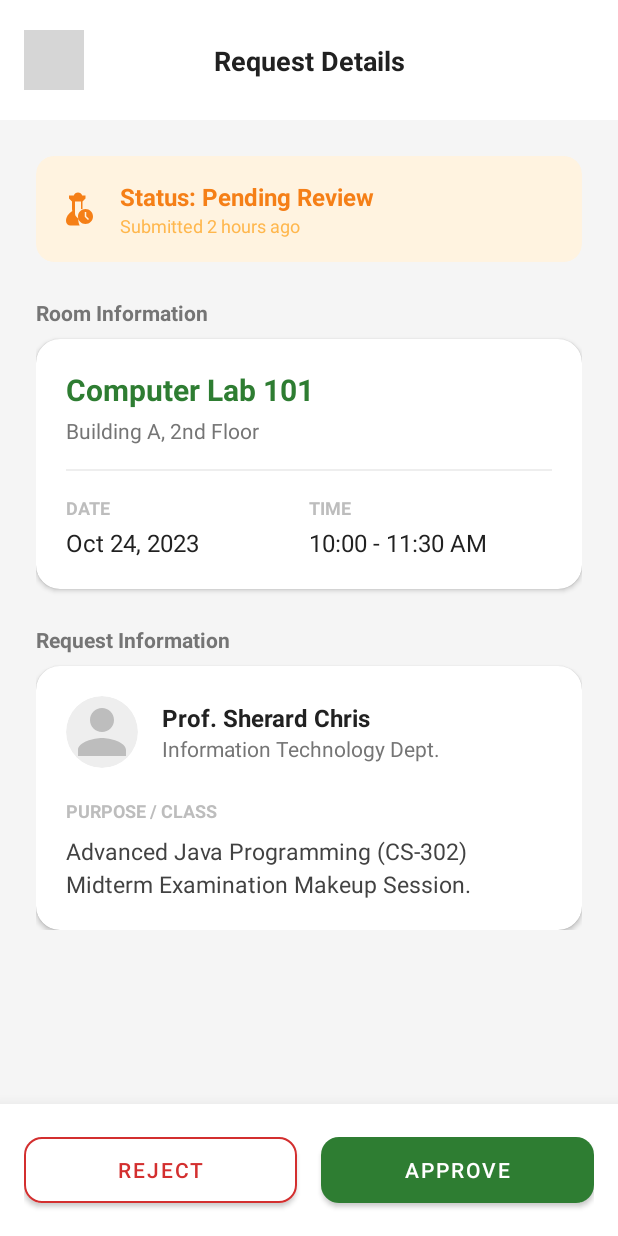
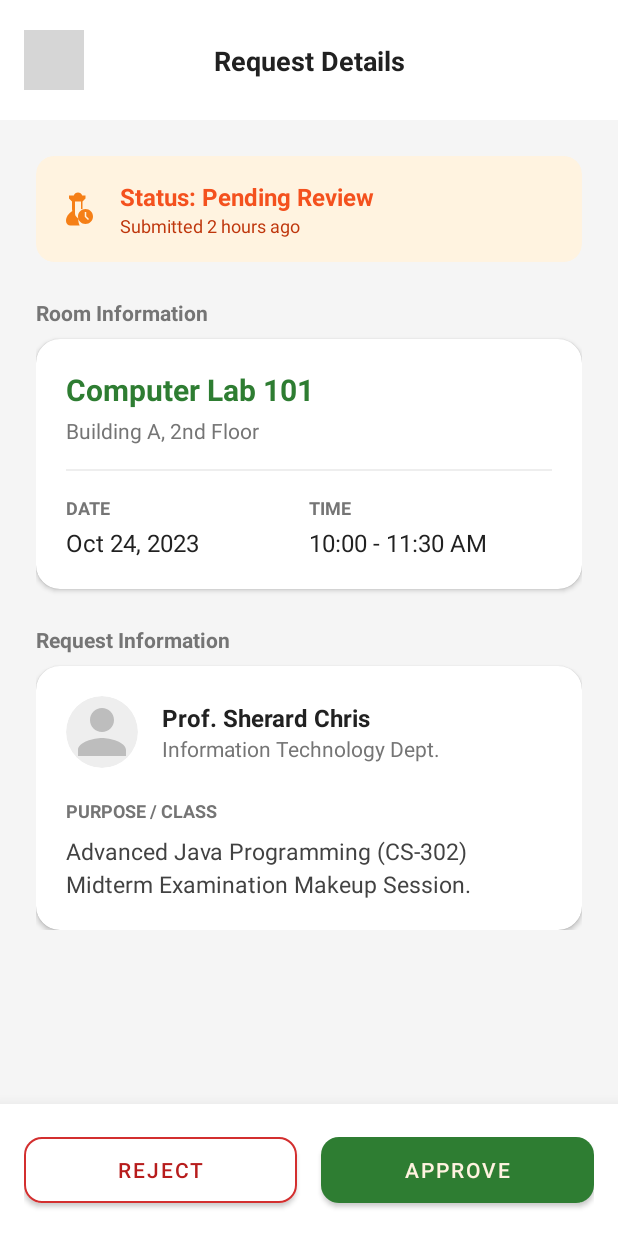
Before and after one commit to Rhaiza-Alberto/Scheduling_System, an Android app built with Jetpack Compose: the layout activity_request_details.xml on its own in the app's theme, with its tools: preview values and no code run, on a phone screen of 412 x 824 dp. Run offline under Robolectric (Android 15) with nearby library versions, the phone set to English and light mode, and no system bars; grey boxes are pictures that could not be loaded.

Commit message:
reqdetails(fixed)

```diff
--- a/app/src/main/res/layout/activity_request_details.xml
+++ b/app/src/main/res/layout/activity_request_details.xml
@@ -5,11 +5,9 @@
     xmlns:tools="http://schemas.android.com/tools"
     android:layout_width="match_parent"
     android:layout_height="match_parent"
-    android:background="#F5F5F5">
+    android:background="#F5F5F5"
+    android:theme="@style/Theme.RoomBooking">
 
-    <!-- ============================== -->
-    <!-- HEADER                         -->
-    <!-- ============================== -->
     <View
         android:id="@+id/header"
         android:layout_width="match_parent"
@@ -23,6 +21,7 @@
         android:layout_height="40dp"
         android:layout_marginStart="16dp"
         android:background="?attr/selectableItemBackgroundBorderless"
+        android:contentDescription="@string/todo"
         android:padding="8dp"
         android:src="@drawable/ic_arrow_back"
         app:tint="#212121"
@@ -33,7 +32,7 @@
     <TextView
         android:layout_width="wrap_content"
         android:layout_height="wrap_content"
-        android:text="Request Details"
+        android:text="@string/request_details"
         android:textColor="#212121"
         android:textSize="18sp"
         android:textStyle="bold"
@@ -54,8 +53,6 @@
             android:orientation="vertical"
             android:padding="24dp">
 
-            <!-- STATUS BANNER -->
-            <!-- Change background color based on status: Orange=Pending, Green=Approved -->
             <androidx.cardview.widget.CardView
                 android:layout_width="match_parent"
                 android:layout_height="wrap_content"
@@ -74,10 +71,10 @@
                     <ImageView
                         android:layout_width="24dp"
                         android:layout_height="24dp"
+                        android:contentDescription="@string/todo"
                         android:src="@drawable/ic_pending_actions"
-                        app:tint="#F57F17" />
-                    <!-- Use ic_check_circle for Approved -->
-
+                        app:tint="#F57F17"
+                        tools:ignore="ImageContrastCheck" />
                     <LinearLayout
                         android:layout_width="wrap_content"
                         android:layout_height="wrap_content"
@@ -87,27 +84,26 @@
                         <TextView
                             android:layout_width="wrap_content"
                             android:layout_height="wrap_content"
-                            android:text="Status: Pending Review"
-                            android:textColor="#F57F17"
-                            android:textStyle="bold"
-                            android:textSize="16sp"/>
+                            android:text="@string/status_pending_review"
+                            android:textColor="#F4511E"
+                            android:textSize="16sp"
+                            android:textStyle="bold" />
 
                         <TextView
                             android:layout_width="wrap_content"
                             android:layout_height="wrap_content"
-                            android:text="Submitted 2 hours ago"
-                            android:textColor="#FFB74D"
-                            android:textSize="12sp"/>
+                            android:text="@string/submitted_2_hours_ago"
+                            android:textColor="#BF360C"
+                            android:textSize="12sp" />
                     </LinearLayout>
                 </LinearLayout>
             </androidx.cardview.widget.CardView>
 
-            <!-- ROOM DETAILS CARD -->
             <TextView
                 android:layout_width="wrap_content"
                 android:layout_height="wrap_content"
                 android:layout_marginBottom="8dp"
-                android:text="Room Information"
+                android:text="@string/room_information"
                 android:textColor="#757575"
                 android:textSize="14sp"
                 android:textStyle="bold" />
@@ -123,6 +119,7 @@
                 <LinearLayout
                     android:layout_width="match_parent"
                     android:layout_height="wrap_content"
+                    android:baselineAligned="false"
                     android:orientation="vertical"
                     android:padding="20dp">
 
@@ -130,7 +127,7 @@
                         android:id="@+id/tvRoomName"
                         android:layout_width="wrap_content"
                         android:layout_height="wrap_content"
-                        android:text="Computer Lab 101"
+                        android:text="@string/computer_lab_101"
                         android:textColor="#2E7D32"
                         android:textSize="20sp"
                         android:textStyle="bold" />
@@ -139,7 +136,7 @@
                         android:layout_width="wrap_content"
                         android:layout_height="wrap_content"
                         android:layout_marginTop="4dp"
-                        android:text="Building A, 2nd Floor"
+                        android:text="@string/building_a_2nd_floor"
                         android:textColor="#757575"
                         android:textSize="14sp" />
 
@@ -149,10 +146,10 @@
                         android:layout_marginVertical="16dp"
                         android:background="#EEEEEE" />
 
-                    <!-- Date & Time Grid -->
                     <LinearLayout
                         android:layout_width="match_parent"
                         android:layout_height="wrap_content"
+                        android:baselineAligned="false"
                         android:orientation="horizontal">
 
                         <LinearLayout
@@ -164,14 +161,14 @@
                             <TextView
                                 android:layout_width="wrap_content"
                                 android:layout_height="wrap_content"
-                                android:text="DATE"
+                                android:text="@string/date"
+                                android:textColor="#757575"
                                 android:textSize="12sp"
-                                android:textColor="#BDBDBD"
-                                android:textStyle="bold"/>
+                                android:textStyle="bold" />
                             <TextView
                                 android:layout_width="wrap_content"
                                 android:layout_height="wrap_content"
-                                android:text="Oct 24, 2023"
+                                android:text="@string/oct_24_2023"
                                 android:textColor="#212121"
                                 android:textSize="16sp"
                                 android:layout_marginTop="4dp"/>
@@ -186,14 +183,14 @@
                             <TextView
                                 android:layout_width="wrap_content"
                                 android:layout_height="wrap_content"
-                                android:text="TIME"
+                                android:text="@string/time"
+                                android:textColor="#757575"
                                 android:textSize="12sp"
-                                android:textColor="#BDBDBD"
-                                android:textStyle="bold"/>
+                                android:textStyle="bold" />
                             <TextView
                                 android:layout_width="wrap_content"
                                 android:layout_height="wrap_content"
-                                android:text="10:00 - 11:30 AM"
+                                android:text="@string/_10_00_11_30_am"
                                 android:textColor="#212121"
                                 android:textSize="16sp"
                                 android:layout_marginTop="4dp"/>
@@ -202,12 +199,11 @@
                 </LinearLayout>
             </androidx.cardview.widget.CardView>
 
-            <!-- REQUESTER DETAILS (Visible mostly for Admin) -->
             <TextView
                 android:layout_width="wrap_content"
                 android:layout_height="wrap_content"
                 android:layout_marginBottom="8dp"
-                android:text="Request Information"
+                android:text="@string/request_information"
                 android:textColor="#757575"
                 android:textSize="14sp"
                 android:textStyle="bold" />
@@ -234,14 +230,18 @@
                         <androidx.cardview.widget.CardView
                             android:layout_width="48dp"
                             android:layout_height="48dp"
+                            android:contentDescription="@string/todo"
+                            android:importantForAccessibility="no"
                             app:cardCornerRadius="24dp"
                             app:cardBackgroundColor="#EEEEEE"
                             app:cardElevation="0dp">
+
                             <ImageView
                                 android:layout_width="match_parent"
                                 android:layout_height="match_parent"
+                                android:scaleType="centerCrop"
                                 android:src="@drawable/ic_person_placeholder"
-                                android:scaleType="centerCrop"/>
+                                tools:ignore="ContentDescription,ImageContrastCheck" />
                         </androidx.cardview.widget.CardView>
 
                         <LinearLayout
@@ -253,7 +253,7 @@
                             <TextView
                                 android:layout_width="wrap_content"
                                 android:layout_height="wrap_content"
-                                android:text="Prof. Sherard Chris"
+                                android:text="@string/prof_sherard_chris"
                                 android:textColor="#212121"
                                 android:textSize="16sp"
                                 android:textStyle="bold" />
@@ -261,7 +261,7 @@
                             <TextView
                                 android:layout_width="wrap_content"
                                 android:layout_height="wrap_content"
-                                android:text="Information Technology Dept."
+                                android:text="@string/information_technology_dept"
                                 android:textColor="#757575"
                                 android:textSize="14sp" />
                         </LinearLayout>
@@ -271,16 +271,16 @@
                         android:layout_width="wrap_content"
                         android:layout_height="wrap_content"
                         android:layout_marginTop="20dp"
-                        android:text="PURPOSE / CLASS"
+                        android:text="@string/purpose_class"
+                        android:textColor="#757575"
                         android:textSize="12sp"
-                        android:textColor="#BDBDBD"
-                        android:textStyle="bold"/>
+                        android:textStyle="bold" />
 
                     <TextView
                         android:layout_width="match_parent"
                         android:layout_height="wrap_content"
                         android:layout_marginTop="8dp"
-                        android:text="Advanced Java Programming (CS-302) Midterm Examination Makeup Session."
+                        android:text="@string/advanced_java_programming_cs_302_midterm_examination_makeup_session"
                         android:textColor="#424242"
                         android:textSize="15sp"
                         android:lineSpacingExtra="4dp"/>
@@ -291,9 +291,6 @@
         </LinearLayout>
     </ScrollView>
 
-    <!-- ============================== -->
-    <!-- ACTION FOOTER                  -->
-    <!-- ============================== -->
     <LinearLayout
         android:id="@+id/actionFooter"
         android:layout_width="match_parent"
@@ -304,56 +301,52 @@
         android:padding="16dp"
         app:layout_constraintBottom_toBottomOf="parent">
 
-        <!-- ADMIN BUTTONS (Layout ID: adminPanel) -->
         <LinearLayout
             android:id="@+id/adminPanel"
             android:layout_width="match_parent"
             android:layout_height="wrap_content"
             android:orientation="horizontal"
             android:visibility="visible">
-            <!-- Set visibility="gone" if user is Professor -->
-
             <com.google.android.material.button.MaterialButton
                 android:id="@+id/btnReject"
                 android:layout_width="0dp"
                 android:layout_height="56dp"
+                android:layout_marginEnd="8dp"
                 android:layout_weight="1"
-                android:layout_marginEnd="8dp"
-                android:text="Reject"
-                android:textColor="#D32F2F"
+                android:text="@string/reject"
+                android:textColor="#B71C1C"
+                app:backgroundTint="#FFFFFF"
+                app:cornerRadius="12dp"
+                app:elevation="0dp"
                 app:strokeColor="#D32F2F"
                 app:strokeWidth="1dp"
-                app:backgroundTint="#FFFFFF"
-                app:cornerRadius="12dp"
-                app:elevation="0dp"/>
+                tools:ignore="VisualLintButtonSize" />
 
             <com.google.android.material.button.MaterialButton
                 android:id="@+id/btnApprove"
                 android:layout_width="0dp"
                 android:layout_height="56dp"
+                android:layout_marginStart="8dp"
                 android:layout_weight="1"
-                android:layout_marginStart="8dp"
-                android:text="Approve"
-                android:textColor="#FFFFFF"
+                android:text="@string/approve"
+                android:textColor="#FFF3E0"
                 app:backgroundTint="#2E7D32"
                 app:cornerRadius="12dp"
-                app:elevation="4dp"/>
+                app:elevation="4dp"
+                tools:ignore="VisualLintButtonSize" />
         </LinearLayout>
 
-        <!-- PROFESSOR BUTTON (Layout ID: profPanel) -->
         <LinearLayout
             android:id="@+id/profPanel"
             android:layout_width="match_parent"
             android:layout_height="wrap_content"
             android:orientation="vertical"
             android:visibility="gone">
-            <!-- Set visibility="visible" if user is Professor -->
-
             <com.google.android.material.button.MaterialButton
                 android:id="@+id/btnCancelRequest"
                 android:layout_width="match_parent"
                 android:layout_height="56dp"
-                android:text="Cancel Request"
+                android:text="@string/cancel_request"
                 android:textColor="#D32F2F"
                 app:backgroundTint="#FFEBEE"
                 app:cornerRadius="12dp"
--- a/app/src/main/res/values/strings.xml
+++ b/app/src/main/res/values/strings.xml
@@ -53,4 +53,23 @@
     <string name="default_prof_name" />
     <string name="default_request_count" />
     <string name="all_rooms">All Rooms</string>
+    <string name="todo">TODO</string>
+    <string name="status_pending_review">Status: Pending Review</string>
+    <string name="request_details">Request Details</string>
+    <string name="submitted_2_hours_ago">Submitted 2 hours ago</string>
+    <string name="room_information">Room Information</string>
+    <string name="building_a_2nd_floor">Building A, 2nd Floor</string>
+    <string name="date">DATE</string>
+    <string name="oct_24_2023">Oct 24, 2023</string>
+    <string name="time">TIME</string>
+    <string name="_10_00_11_30_am">10:00 - 11:30 AM</string>
+    <string name="request_information">Request Information</string>
+    <string name="prof_sherard_chris">Prof. Sherard Chris</string>
+    <string name="purpose_class">PURPOSE / CLASS</string>
+    <string name="information_technology_dept">Information Technology Dept.</string>
+    <string name="advanced_java_programming_cs_302_midterm_examination_makeup_session">Advanced Java Programming (CS-302) Midterm Examination Makeup Session.</string>
+    <string name="approve">Approve</string>
+    <string name="computer_lab_101">Computer Lab 101</string>
+    <string name="reject">Reject</string>
+    <string name="cancel_request">Cancel Request</string>
 </resources>
```
